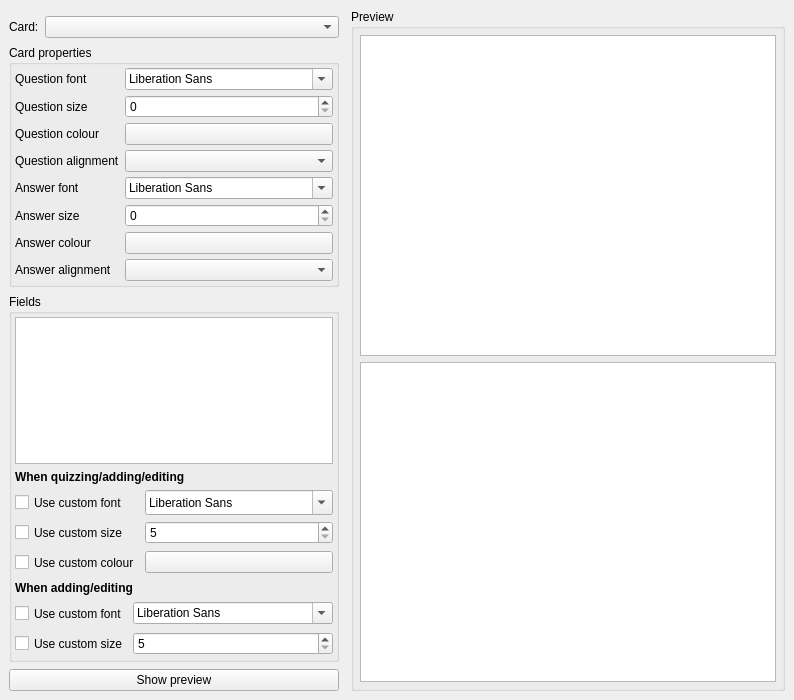
Before: the Qt Designer form designer/displayproperties.ui in ankitects/anki, drawn with Qt 5.
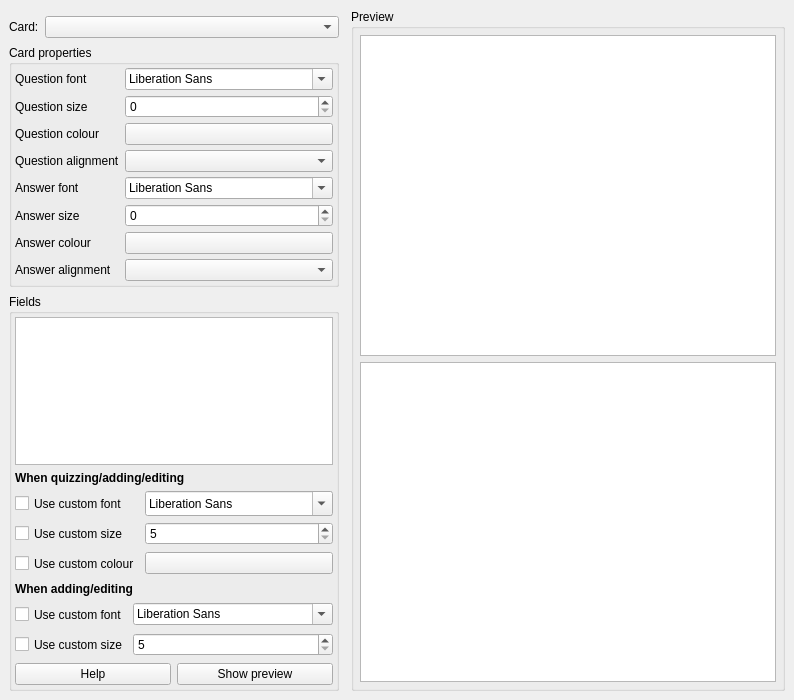
After: the same form once the commit is applied. Icons and pictures are not drawn.

Commit message: add help to display properties

The edit to the form file:
```diff
--- a/designer/displayproperties.ui
+++ b/designer/displayproperties.ui
@@ -10,9 +10,7 @@
    </rect>
   </property>
   <property name="sizePolicy" >
-   <sizepolicy>
-    <hsizetype>5</hsizetype>
-    <vsizetype>3</vsizetype>
+   <sizepolicy vsizetype="MinimumExpanding" hsizetype="Preferred" >
     <horstretch>0</horstretch>
     <verstretch>0</verstretch>
    </sizepolicy>
@@ -47,9 +45,7 @@
      <item row="0" column="0" >
       <widget class="QFrame" name="frame" >
        <property name="sizePolicy" >
-        <sizepolicy>
-         <hsizetype>0</hsizetype>
-         <vsizetype>5</vsizetype>
+        <sizepolicy vsizetype="Preferred" hsizetype="Fixed" >
          <horstretch>0</horstretch>
          <verstretch>0</verstretch>
         </sizepolicy>
@@ -279,9 +275,7 @@
              <item>
               <widget class="QListWidget" name="fieldList" >
                <property name="sizePolicy" >
-                <sizepolicy>
-                 <hsizetype>5</hsizetype>
-                 <vsizetype>3</vsizetype>
+                <sizepolicy vsizetype="MinimumExpanding" hsizetype="Preferred" >
                  <horstretch>0</horstretch>
                  <verstretch>0</verstretch>
                 </sizepolicy>
@@ -312,9 +306,7 @@
                <item row="1" column="0" >
                 <widget class="QCheckBox" name="useSize" >
                  <property name="sizePolicy" >
-                  <sizepolicy>
-                   <hsizetype>1</hsizetype>
-                   <vsizetype>1</vsizetype>
+                  <sizepolicy vsizetype="Minimum" hsizetype="Minimum" >
                    <horstretch>0</horstretch>
                    <verstretch>0</verstretch>
                   </sizepolicy>
@@ -343,9 +335,7 @@
                <item row="0" column="0" >
                 <widget class="QCheckBox" name="useFamily" >
                  <property name="sizePolicy" >
-                  <sizepolicy>
-                   <hsizetype>1</hsizetype>
-                   <vsizetype>1</vsizetype>
+                  <sizepolicy vsizetype="Minimum" hsizetype="Minimum" >
                    <horstretch>0</horstretch>
                    <verstretch>0</verstretch>
                   </sizepolicy>
@@ -374,9 +364,7 @@
                <item row="2" column="0" >
                 <widget class="QCheckBox" name="useColour" >
                  <property name="sizePolicy" >
-                  <sizepolicy>
-                   <hsizetype>1</hsizetype>
-                   <vsizetype>1</vsizetype>
+                  <sizepolicy vsizetype="Minimum" hsizetype="Minimum" >
                    <horstretch>0</horstretch>
                    <verstretch>0</verstretch>
                   </sizepolicy>
@@ -435,9 +423,7 @@
                <item row="1" column="0" >
                 <widget class="QCheckBox" name="useSizeEdit" >
                  <property name="sizePolicy" >
-                  <sizepolicy>
-                   <hsizetype>1</hsizetype>
-                   <vsizetype>0</vsizetype>
+                  <sizepolicy vsizetype="Fixed" hsizetype="Minimum" >
                    <horstretch>0</horstretch>
                    <verstretch>0</verstretch>
                   </sizepolicy>
@@ -456,9 +442,7 @@
                <item row="0" column="1" >
                 <widget class="QFontComboBox" name="fontFamilyEdit" >
                  <property name="sizePolicy" >
-                  <sizepolicy>
-                   <hsizetype>1</hsizetype>
-                   <vsizetype>0</vsizetype>
+                  <sizepolicy vsizetype="Fixed" hsizetype="Minimum" >
                    <horstretch>0</horstretch>
                    <verstretch>0</verstretch>
                   </sizepolicy>
@@ -468,9 +452,7 @@
                <item row="0" column="0" >
                 <widget class="QCheckBox" name="useFamilyEdit" >
                  <property name="sizePolicy" >
-                  <sizepolicy>
-                   <hsizetype>1</hsizetype>
-                   <vsizetype>0</vsizetype>
+                  <sizepolicy vsizetype="Fixed" hsizetype="Minimum" >
                    <horstretch>0</horstretch>
                    <verstretch>0</verstretch>
                   </sizepolicy>
@@ -488,22 +470,36 @@
                </item>
               </layout>
              </item>
+             <item>
+              <layout class="QHBoxLayout" name="horizontalLayout" >
+               <item>
+                <widget class="QPushButton" name="helpButton" >
+                 <property name="text" >
+                  <string>Help</string>
+                 </property>
+                 <property name="autoDefault" >
+                  <bool>false</bool>
+                 </property>
+                </widget>
+               </item>
+               <item>
+                <widget class="QPushButton" name="preview" >
+                 <property name="text" >
+                  <string>Show preview</string>
+                 </property>
+                 <property name="checkable" >
+                  <bool>true</bool>
+                 </property>
+                 <property name="autoDefault" >
+                  <bool>false</bool>
+                 </property>
+                </widget>
+               </item>
+              </layout>
+             </item>
             </layout>
            </widget>
           </item>
-          <item>
-           <widget class="QPushButton" name="preview" >
-            <property name="text" >
-             <string>Show preview</string>
-            </property>
-            <property name="checkable" >
-             <bool>true</bool>
-            </property>
-            <property name="autoDefault" >
-             <bool>false</bool>
-            </property>
-           </widget>
-          </item>
          </layout>
         </item>
        </layout>
```
Left out of the diff: 74 changed lines with no effect on the pictures. The commit also changes 1 other file.
